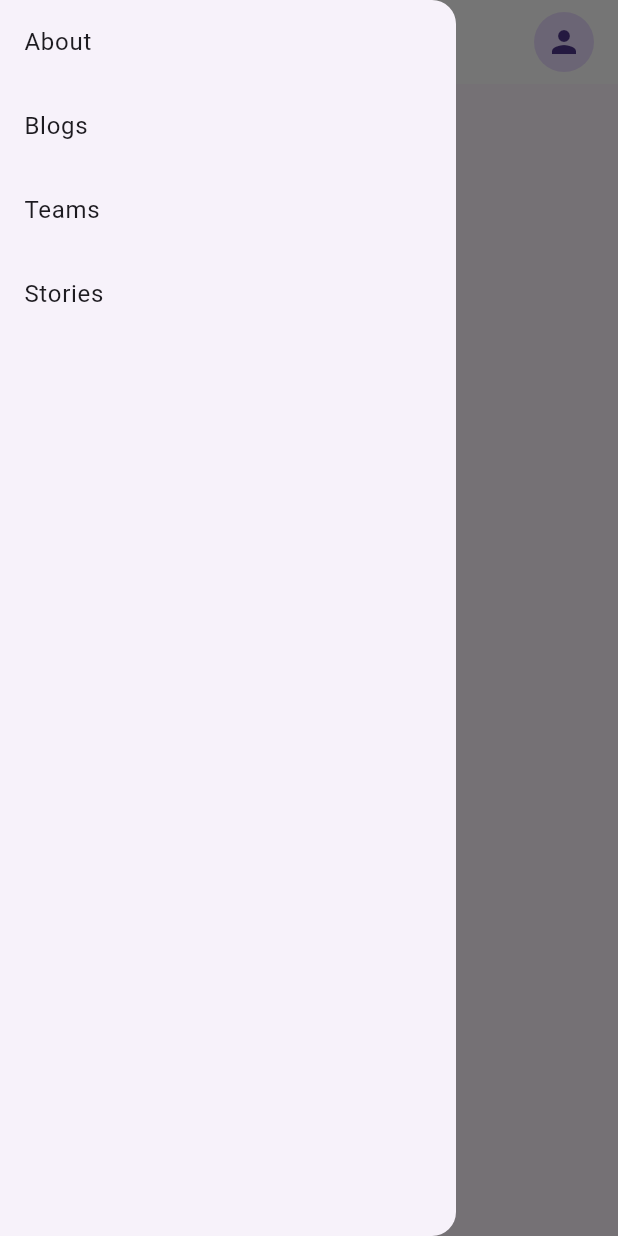
After one commit to naolca/starter, a Flutter app: the HomePage screen opened directly, with the side drawer open, on a phone screen of 412 x 824 dp. The commit adds this screen. Run offline on Flutter 3.47's test engine with Material 3 defaults, Android fonts, the phone set to English and light mode, and no system bars; our stand-ins replace bloc, dartz, equatable, flutter_bloc, get_it, google_fonts and 1 more; accounts and stored records are empty.

```diff
--- a/starter_mobile/lib/features/auth/data/datasources/auth_remote_data_source.dart
+++ b/starter_mobile/lib/features/auth/data/datasources/auth_remote_data_source.dart
@@ -13,16 +13,18 @@ abstract class AuthRemoteDataSource {
 class AuthRemoteDataSourceImpl implements AuthRemoteDataSource {
   @override
   Future<LoginResultModel> loginUser(AuthModel authModel) async {
+    print("the data in remote");
     final url = Uri.parse(
         'https://a2sv-backend.onrender.com/api/auth/login'); //Repclace Your Endpoint
     final headers = {'Content-Type': 'application/json'};
-    final body = jsonEncode({authModel.toJson()});
+    final body =
+        jsonEncode({"email": authModel.email, "password": authModel.password});
 
     final response = await http.post(url, headers: headers, body: body);
 
     if (response.statusCode == 200) {
       final LoginResultModel loginResultModel =
-          LoginResultModel.fromJson(jsonDecode(response.body));
+          LoginResultModel.fromJson(json.decode(response.body));
       return loginResultModel;
     } else {
       throw Exception('Failed to load album');
--- a/starter_mobile/lib/features/auth/data/models/login_result_model.dart
+++ b/starter_mobile/lib/features/auth/data/models/login_result_model.dart
@@ -20,7 +20,7 @@ class LoginResultModel extends LoginResultEntity {
   factory LoginResultModel.fromJson(Map<String, dynamic> json) {
     return LoginResultModel(
       user: json['user'],
-      username: json['username'],
+      username: json['userName'],
       userRole: json['userRole'],
       userEmail: json['userEmail'],
       userProfile: json['userProfile'],
--- a/starter_mobile/lib/features/auth/data/repository/auth_repository_impl.dart
+++ b/starter_mobile/lib/features/auth/data/repository/auth_repository_impl.dart
@@ -26,8 +26,10 @@ class AuthRepositoryImpl implements AuthRepository {
   Future<Either<Failure, LoginResultEntity>> loginUser(
       AuthEntity authEntity) async {
     try {
-      LoginResultModel result =
-          await authRemoteDataSource.loginUser(authEntity as AuthModel);
+      final authModel =
+          AuthModel(email: authEntity.email, password: authEntity.password);
+      final result = await authRemoteDataSource.loginUser(authModel);
+
       await authLocalDataSource.cacheUser(result);
       return Right(result);
     } catch (e) {
--- a/starter_mobile/lib/features/auth/domain/usecases/login_user.dart
+++ b/starter_mobile/lib/features/auth/domain/usecases/login_user.dart
@@ -9,6 +9,7 @@ class LoginUser {
   LoginUser(this.authRepository);
 
   Future<Either<Failure, LoginResultEntity>> loginUser(authEntity) async {
+    print("the data in usecase");
     return await authRepository.loginUser(authEntity);
   }
 }
--- /dev/null
+++ b/starter_mobile/lib/features/auth/presentation/pages/home_page.dart
@@ -0,0 +1,132 @@
+import 'package:flutter/material.dart';
+import 'package:google_fonts/google_fonts.dart';
+
+class HomePage extends StatelessWidget {
+  HomePage({Key? key}) : super(key: key);
+
+  final GlobalKey<ScaffoldState> _scaffoldKey = GlobalKey<ScaffoldState>();
+
+  @override
+  Widget build(BuildContext context) {
+    final width = MediaQuery.of(context).size.width;
+    final bool isLargeScreen = width > 800;
+
+    return Theme(
+      data: ThemeData.light(),
+      child: Scaffold(
+        key: _scaffoldKey,
+        appBar: AppBar(
+          backgroundColor: Colors.white,
+          elevation: 0,
+          titleSpacing: 0,
+          leading: isLargeScreen
+              ? null
+              : IconButton(
+                  color: Colors.blue,
+                  icon: const Icon(Icons.menu),
+                  onPressed: () => _scaffoldKey.currentState?.openDrawer(),
+                ),
+          title: Padding(
+            padding: const EdgeInsets.symmetric(horizontal: 16.0),
+            child: Row(
+              mainAxisAlignment: MainAxisAlignment.center,
+              children: [
+                Text(
+                  'A2SV',
+                  style: GoogleFonts.pacifico(
+                    textStyle: const TextStyle(
+                      color: Colors.blue,
+                      fontSize: 20,
+                      fontWeight: FontWeight.bold,
+                    ),
+                  ),
+                ),
+                if (isLargeScreen) Expanded(child: _navBarItems())
+              ],
+            ),
+          ),
+          actions: const [
+            Padding(
+              padding: EdgeInsets.only(right: 16.0),
+              child: CircleAvatar(child: _ProfileIcon()),
+            )
+          ],
+        ),
+        drawer: isLargeScreen ? null : _drawer(),
+        body: const Center(
+          child: Text(
+            "Body",
+          ),
+        ),
+      ),
+    );
+  }
+
+  Widget _drawer() => Drawer(
+        child: ListView(
+          children: _menuItems
+              .map((item) => ListTile(
+                    onTap: () {
+                      _scaffoldKey.currentState?.openEndDrawer();
+                    },
+                    title: Text(item),
+                  ))
+              .toList(),
+        ),
+      );
+
+  Widget _navBarItems() => Row(
+        mainAxisAlignment: MainAxisAlignment.end,
+        crossAxisAlignment: CrossAxisAlignment.center,
+        children: _menuItems
+            .map(
+              (item) => InkWell(
+                onTap: () {},
+                child: Padding(
+                  padding: const EdgeInsets.symmetric(
+                      vertical: 24.0, horizontal: 16),
+                  child: Text(
+                    item,
+                    style: const TextStyle(fontSize: 18),
+                  ),
+                ),
+              ),
+            )
+            .toList(),
+      );
+}
+
+final List<String> _menuItems = <String>[
+  'About',
+  'Blogs',
+  'Teams',
+  'Stories',
+];
+
+enum Menu { itemOne, itemTwo, itemThree }
+
+class _ProfileIcon extends StatelessWidget {
+  const _ProfileIcon({Key? key}) : super(key: key);
+
+  @override
+  Widget build(BuildContext context) {
+    return PopupMenuButton<Menu>(
+        icon: const Icon(Icons.person),
+        offset: const Offset(0, 40),
+        onSelected: (Menu item) {},
+        itemBuilder: (BuildContext context) => <PopupMenuEntry<Menu>>[
+              const PopupMenuItem<Menu>(
+                value: Menu.itemOne,
+                child: Text('Account'),
+              ),
+              const PopupMenuItem<Menu>(
+                value: Menu.itemTwo,
+                child: Text('Settings'),
+              ),
+              const PopupMenuItem<Menu>(
+                value: Menu.itemThree,
+                child: Text('Sign Out'),
+              ),
+            ]);
+  }
+}
```
Also changed, not shown: starter_mobile/lib/features/auth/presentation/bloc/bloc/login_bloc.dart (+15 -10 lines), starter_mobile/lib/features/auth/presentation/pages/login_page.dart (+8 -0 lines), starter_mobile/lib/features/teamMembers/domain/entities/social_media_entity.dart (added, +17 -0 lines), starter_mobile/lib/features/teamMembers/domain/entities/team_member_entity.dart (added, +22 -0 lines), starter_mobile/lib/features/teamMembers/domain/repository/team_members_repository.dart (added, +7 -0 lines), starter_mobile/lib/features/teamMembers/domain/usecases/get_team_members_usecase.dart (added, +14 -0 lines), starter_mobile/lib/main.dart (+0 -79 lines).
